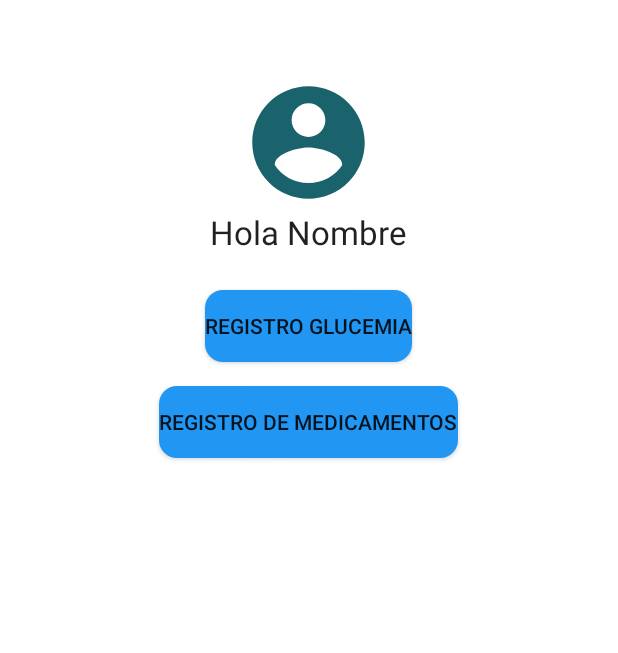
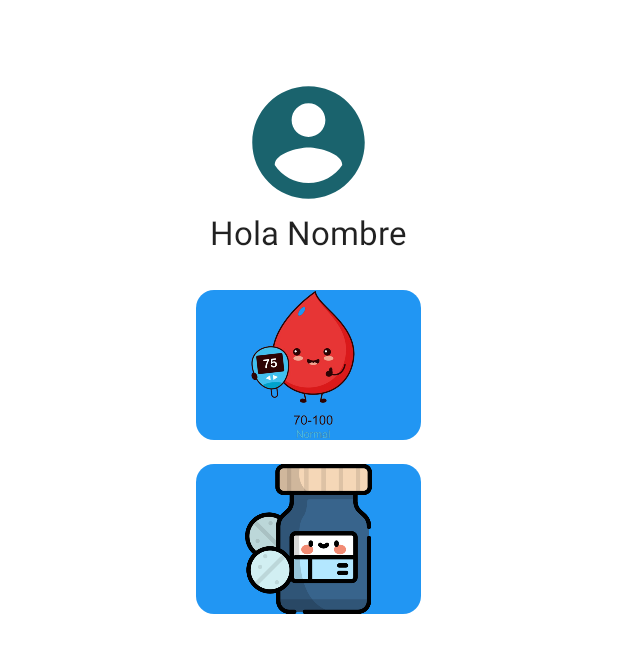
Before and after one commit to MayiiSzgz/AppDiabetes, an Android app: the screen it shows after launch once a user with an empty profile is signed in (InicioActivity), on a phone screen of 412 x 824 dp. Shown: the top 653 px of the screen. Run offline under Robolectric (Android 15) with nearby library versions, the phone set to English and light mode, and no system bars; our stand-ins replace Firebase (no records; nobody signed in at launch, a user with empty details on screens opened directly).

Commit message:
cambie buttons por ImageView para que funcionara como botones

```diff
--- a/app/src/main/java/com/example/appdiabetes/InicioActivity.java
+++ b/app/src/main/java/com/example/appdiabetes/InicioActivity.java
@@ -47,14 +47,14 @@
 
         //al presionar el boton de gluc imprime un
         //toast con el mensaje de que se presiono el boton
-        Button btnGlucemia = findViewById(R.id.gluc);
+        ImageView btnGlucemia = findViewById(R.id.gluc);
         btnGlucemia.setOnClickListener(v -> {
             Intent intent = new Intent(InicioActivity.this, RegistroGlucemia.class);
             startActivity(intent);
             });
 
         //al presiona el boton de registro_medicamentos abre la clase RegistroMedicamentos
-        Button btnMedicamentos = findViewById(R.id.registro_medicamentos);
+        ImageView btnMedicamentos = findViewById(R.id.registro_medicamentos);
         btnMedicamentos.setOnClickListener(v -> {
             Intent intent = new Intent(InicioActivity.this, RegistroMedicamentos.class);
             startActivity(intent);
--- a/app/src/main/res/layout/activity_inicio.xml
+++ b/app/src/main/res/layout/activity_inicio.xml
@@ -43,28 +43,27 @@
 
     </LinearLayout>
 
-
-
-    <Button
+    <ImageView
         android:id="@+id/gluc"
         android:background="@drawable/button_background"
-        android:layout_width="wrap_content"
-        android:layout_height="wrap_content"
+        android:layout_width="150dp"
+        android:layout_height="100dp"
         android:layout_below="@+id/linearNombre"
         android:layout_marginTop="24dp"
-        android:text="Registro Glucemia"
+        android:src="@drawable/glucosa"
         android:layout_centerHorizontal="true" />
 
 
 
-    <Button
+
+    <ImageView
         android:id="@+id/registro_medicamentos"
         android:background="@drawable/button_background"
-        android:layout_width="wrap_content"
-        android:layout_height="wrap_content"
+        android:layout_width="150dp"
+        android:layout_height="100dp"
         android:layout_below="@+id/gluc"
         android:layout_marginTop="16dp"
-        android:text="Registro de Medicamentos"
+        android:src="@drawable/medicamentos"
         android:layout_centerHorizontal="true" />
 
 
```
Also changed, not shown: app/src/main/res/drawable/comida.png (added), app/src/main/res/drawable/ejercicio.png (added), app/src/main/res/drawable/glucosa.png (added), app/src/main/res/drawable/graficas.png (added), app/src/main/res/drawable/medicamentos.png (added).
